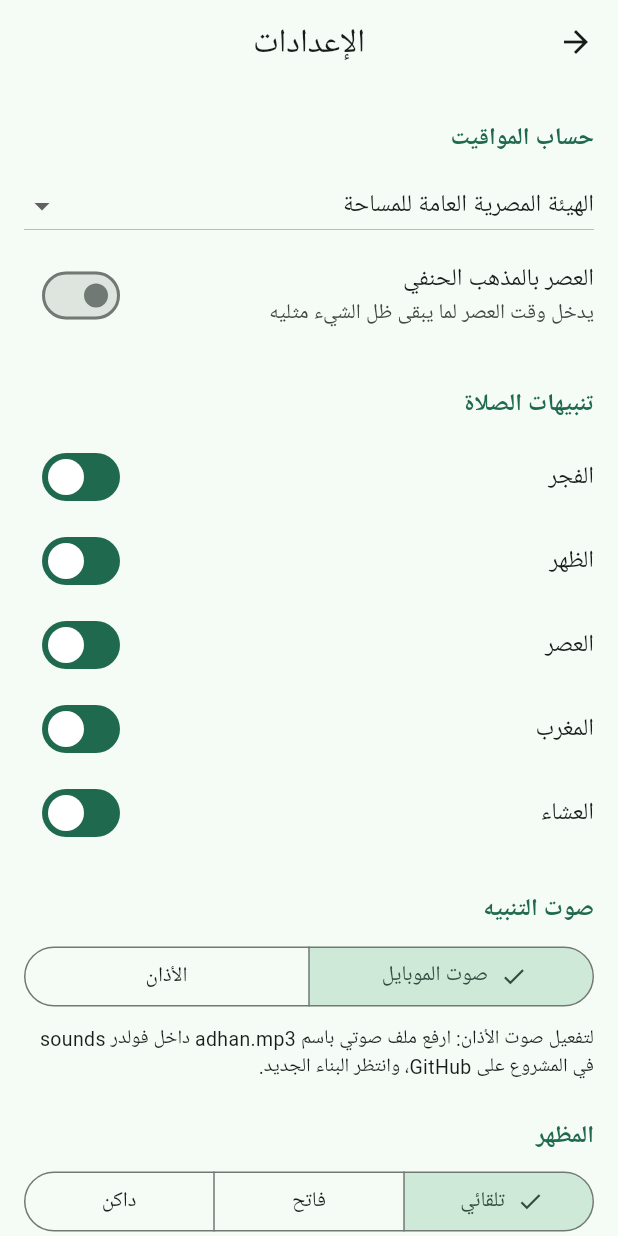
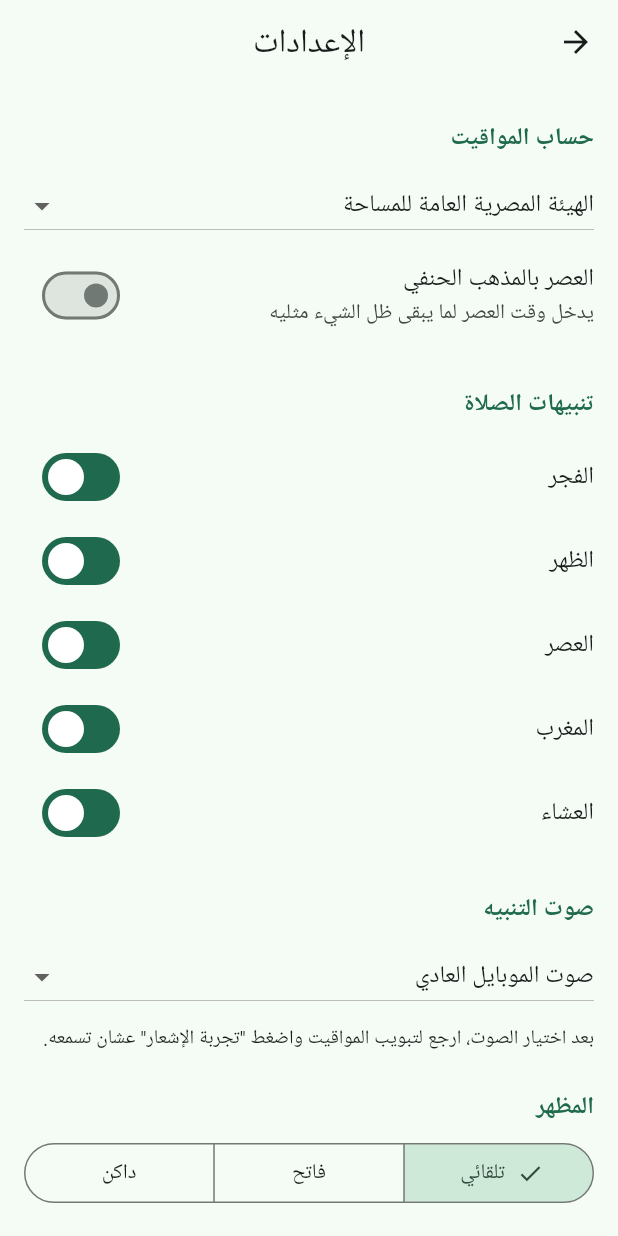
Before and after one commit to mohamed81829/AL-ARQAM, a Flutter app: the SettingsScreen screen opened directly, on a phone screen of 412 x 824 dp. Run offline on Flutter 3.47's test engine with Material 3 defaults, Android fonts, the phone set to English and light mode, and no system bars; our stand-ins replace adhan, flutter_compass, flutter_local_notifications, geolocator, shared_preferences, timezone; accounts and stored records are empty.

Commit message:
Replace SegmentedButton with DropdownButton for sound selection

```diff
--- a/lib/screens/settings_screen.dart
+++ b/lib/screens/settings_screen.dart
@@ -73,15 +73,21 @@ class _SettingsScreenState extends State<SettingsScreen> {
           _header('صوت التنبيه'),
           Padding(
             padding: const EdgeInsets.symmetric(horizontal: 16),
-            child: SegmentedButton<String>(
-              segments: const [
-                ButtonSegment(value: 'default', label: Text('صوت الموبايل')),
-                ButtonSegment(value: 'adhan', label: Text('الأذان')),
+            child: DropdownButton<String>(
+              isExpanded: true,
+              value: AppSettings.sound,
+              items: [
+                const DropdownMenuItem(
+                  value: 'default',
+                  child: Text('صوت الموبايل العادي'),
+                ),
+                for (final e in AppSettings.adhanSounds.entries)
+                  DropdownMenuItem(value: e.key, child: Text(e.value)),
               ],
-              selected: {AppSettings.sound},
-              onSelectionChanged: (s) {
+              onChanged: (v) {
+                if (v == null) return;
                 setState(() {
-                  AppSettings.setSound(s.first);
+                  AppSettings.setSound(v);
                 });
               },
             ),
@@ -89,8 +95,8 @@ class _SettingsScreenState extends State<SettingsScreen> {
           const Padding(
             padding: EdgeInsets.fromLTRB(16, 8, 16, 0),
             child: Text(
-              'لتفعيل صوت الأذان: ارفع ملف صوتي باسم adhan.mp3 داخل فولدر '
-              'sounds في المشروع على GitHub، وانتظر البناء الجديد.',
+              'بعد اختيار الصوت، ارجع لتبويب المواقيت واضغط "تجربة الإشعار" '
+              'عشان تسمعه.',
               style: TextStyle(fontSize: 13),
             ),
           ),
```
